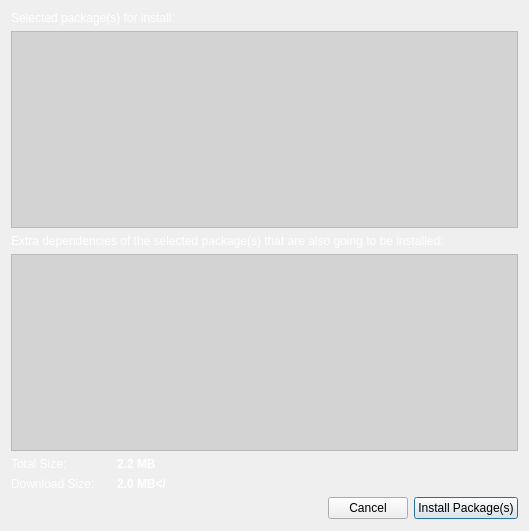
This is kde/package-manager/manager/ui/basketdialog.ui in pars-linux/uludag as Qt 5 draws it before an edit. The edited form follows.
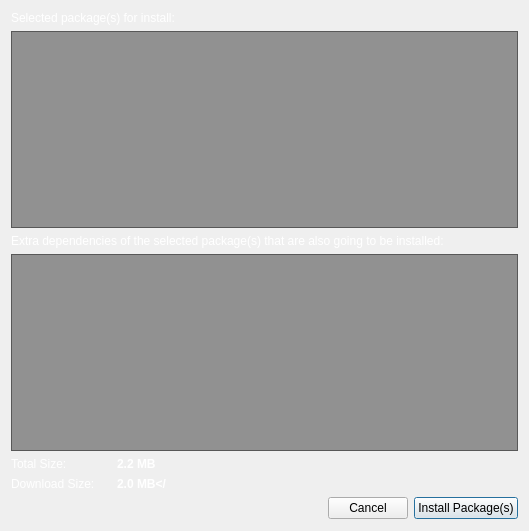
This is the edited form. Custom widgets are drawn as their Qt base class.

Commit message: * Use plain search button instead of modified one  * Use hide method to delete model selections after action finishes  * Fix basketdialog ui issues

The edit to the form file:
```diff
--- a/kde/package-manager/manager/ui/basketdialog.ui
+++ b/kde/package-manager/manager/ui/basketdialog.ui
@@ -33,7 +33,10 @@
       </size>
      </property>
      <property name="styleSheet">
-      <string notr="true">background:rgba(0,0,0,30);</string>
+      <string notr="true">background-color:rgba(0,0,0,100);</string>
+     </property>
+     <property name="frameShadow">
+      <enum>QFrame::Plain</enum>
      </property>
      <property name="horizontalScrollBarPolicy">
       <enum>Qt::ScrollBarAlwaysOff</enum>
@@ -98,7 +101,10 @@
       </size>
      </property>
      <property name="styleSheet">
-      <string notr="true">background:rgba(0,0,0,30);</string>
+      <string notr="true">background-color:rgba(0,0,0,100);</string>
+     </property>
+     <property name="frameShadow">
+      <enum>QFrame::Plain</enum>
      </property>
      <property name="horizontalScrollBarPolicy">
       <enum>Qt::ScrollBarAlwaysOff</enum>
```
The commit also changes 3 other files.
